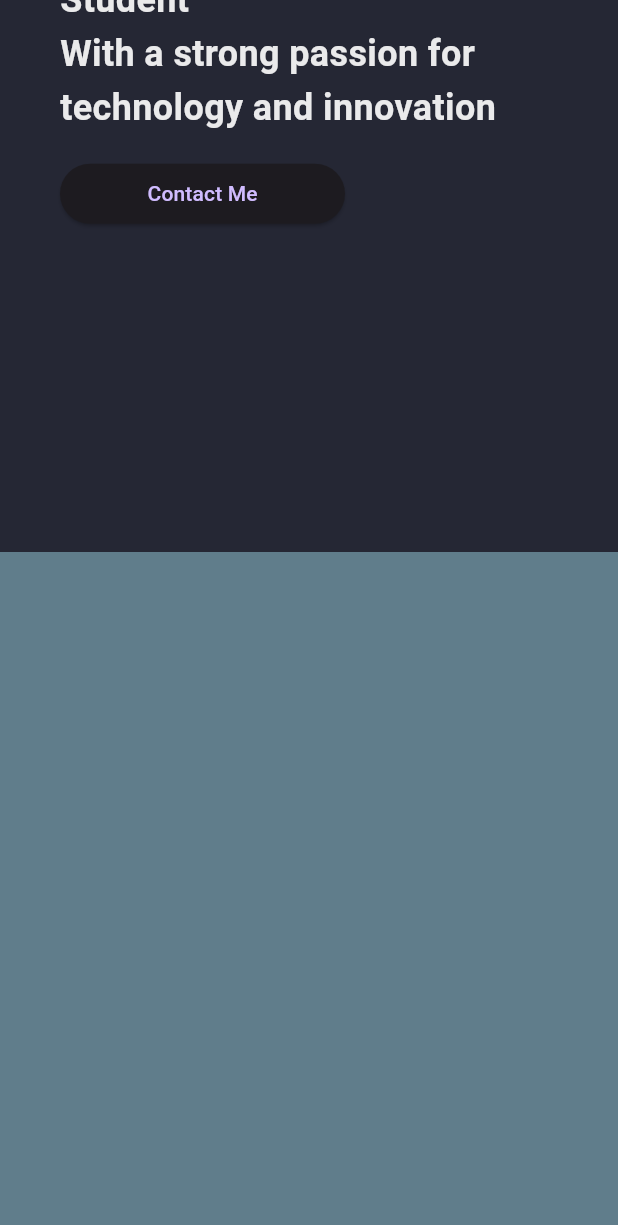
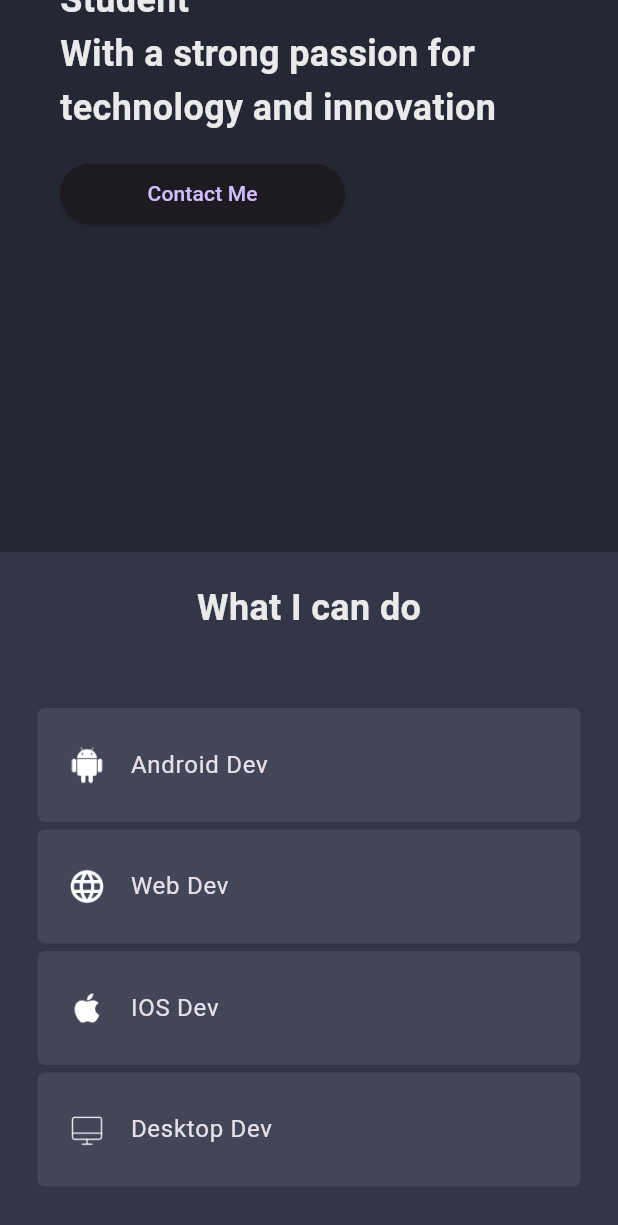
Before and after one commit to FaresMasmoudi/personal-cv-flutter, a Flutter app: the screen it shows after launch, scrolled down 576 dp, on a phone screen of 412 x 824 dp. Shown: the top 1225 px of the screen. Run offline on Flutter 3.47's test engine with Material 3 defaults, Android fonts, the light colour scheme and no system bars.

Commit message:
developed skills section for mobile and desktop and created project list

```diff
--- a/lib/pages/home.page.dart
+++ b/lib/pages/home.page.dart
@@ -7,6 +7,8 @@ import 'package:personalcv/widgets/main.desktop.dart';
 import 'package:personalcv/widgets/main.mobile.dart';
 
 import '../widgets/drawer.mobile.dart';
+import '../widgets/skills.desktop.dart';
+import '../widgets/skills.mobile.dart';
 
 class HomePage extends StatefulWidget {
   const HomePage({super.key});
@@ -50,7 +52,30 @@ class _HomePageState extends State<HomePage> {
               const MainMobile(),
             // SKILLS
             Container(
-                height: 500, width: double.maxFinite, color: Colors.blueGrey),
+              width: screenWidth,
+              color: CustomColor.bgLight1,
+              padding: const EdgeInsets.fromLTRB(25, 20, 25, 60),
+              child: Column(
+                mainAxisSize: MainAxisSize.min,
+                children: [
+                  //title
+                  const Text(
+                    "What I can do",
+                    style: TextStyle(
+                      fontSize: 24,
+                      fontWeight: FontWeight.bold,
+                      color: CustomColor.whitePrimary,
+                    ),
+                  ),
+                  const SizedBox(height: 50),
+                  // platforms and skills
+                  if (constraints.maxWidth >= kMedDesktopWidth)
+                    const SkillsDesktop()
+                  else
+                    const SkillsMobile(),
+                ],
+              ),
+            ),
             // PROJECTS
             Container(height: 500, width: double.maxFinite),
             // CONTACT
--- /dev/null
+++ b/lib/widgets/skills.mobile.dart
@@ -0,0 +1,55 @@
+import 'package:flutter/material.dart';
+
+import '../constants/colors.dart';
+import '../constants/skill.items.dart';
+
+class SkillsMobile extends StatelessWidget {
+  const SkillsMobile({super.key});
+
+  @override
+  Widget build(BuildContext context) {
+    return ConstrainedBox(
+      constraints: const BoxConstraints(
+        maxWidth: 500,
+      ),
+      child: Column(
+        children: [
+          // platforms
+          for (int i = 0; i < platformItems.length; i++)
+            Container(
+                margin: const EdgeInsets.only(bottom: 5),
+                width: double.maxFinite,
+                decoration: BoxDecoration(
+                  color: CustomColor.bgLight2,
+                  borderRadius: BorderRadius.circular(5),
+                ),
+                child: ListTile(
+                  contentPadding:
+                      const EdgeInsets.symmetric(horizontal: 20, vertical: 10),
+                  leading: Image.asset(platformItems[i]['img'], width: 26),
+                  title: Text(platformItems[i]['title']),
+                )),
+          const SizedBox(height: 50),
+          // skills
+          Wrap(
+            spacing: 10,
+            runSpacing: 10,
+            alignment: WrapAlignment.center,
+            children: [
+              for (int i = 0; i < skillItems.length; i++)
+                Chip(
+                  backgroundColor: CustomColor.bgLight2,
+                  padding:
+                      const EdgeInsets.symmetric(horizontal: 16, vertical: 12),
+                  label: Text(skillItems[i]['title']),
+                  avatar: Image.asset(
+                    skillItems[i]['img'],
+                  ),
+                ),
+            ],
+          ),
+        ],
+      ),
+    );
+  }
+}
--- a/pubspec.yaml
+++ b/pubspec.yaml
@@ -54,6 +54,7 @@ dev_dependencies:
 flutter:
   assets:
     - assets/
+    - assets/projects/
 
   # The following line ensures that the Material Icons font is
   # included with your application, so that you can use the icons in
```
Also changed, not shown: lib/utils/project.utils.dart (added, +102 -0 lines), lib/widgets/skills.desktop.dart (added, +71 -0 lines).
